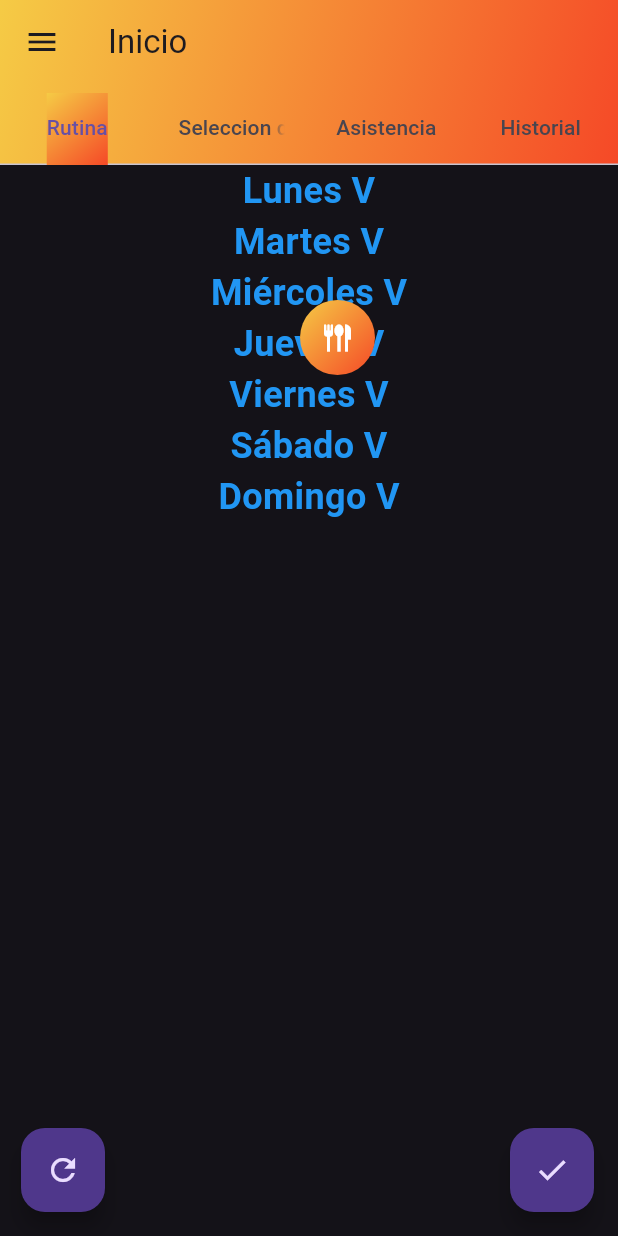
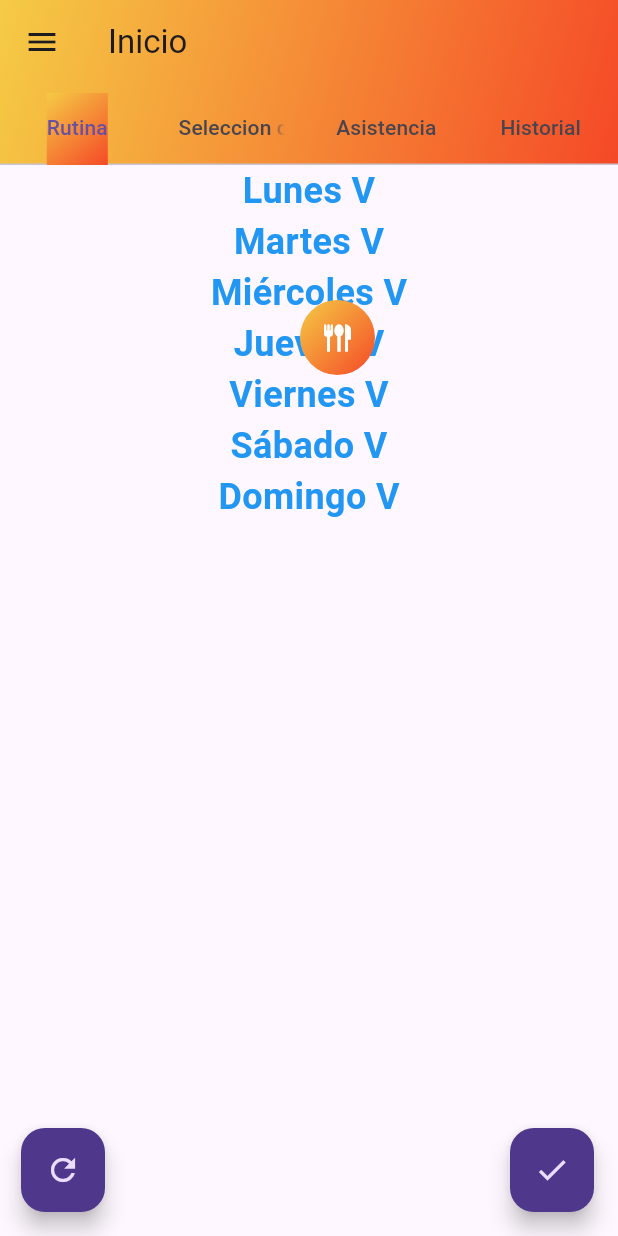
Before and after one commit to Shuy935/gym_h, a Flutter app: the screen it shows once a user with an empty profile is signed in, after a tap on "Lunes V", after a tap on "Martes V", on a phone screen of 412 x 824 dp. Run offline on Flutter 3.47's test engine with Material 3 defaults, Android fonts, the phone set to English and light mode, and no system bars; our stand-ins replace easy_search_bar, email_validator, firebase_auth, firebase_core, parse_server_sdk_flutter; accounts and stored records are empty; network calls fail.

Commit message:
Todo bien, hora de hacer el merge a origin

```diff
--- a/lib/widget/interfaces/usuario/rutina.dart
+++ b/lib/widget/interfaces/usuario/rutina.dart
@@ -48,6 +48,7 @@ class _RutinasState extends State<Rutinas> {
       theme: ThemeData.dark().copyWith(),
       debugShowCheckedModeBanner: false,
       home: Scaffold(
+        backgroundColor: Colors.transparent,
         body: SingleChildScrollView(
           child: Column(
             children: <Widget>[
@@ -241,6 +242,7 @@ class _CardRState extends State<CardR> {
 
   Widget _buildCard(RutinaService rutina, int index) {
     return Card(
+      color: Colors.transparent,
       child: Padding(
         padding: const EdgeInsets.all(8.0),
         child: Column(
```
